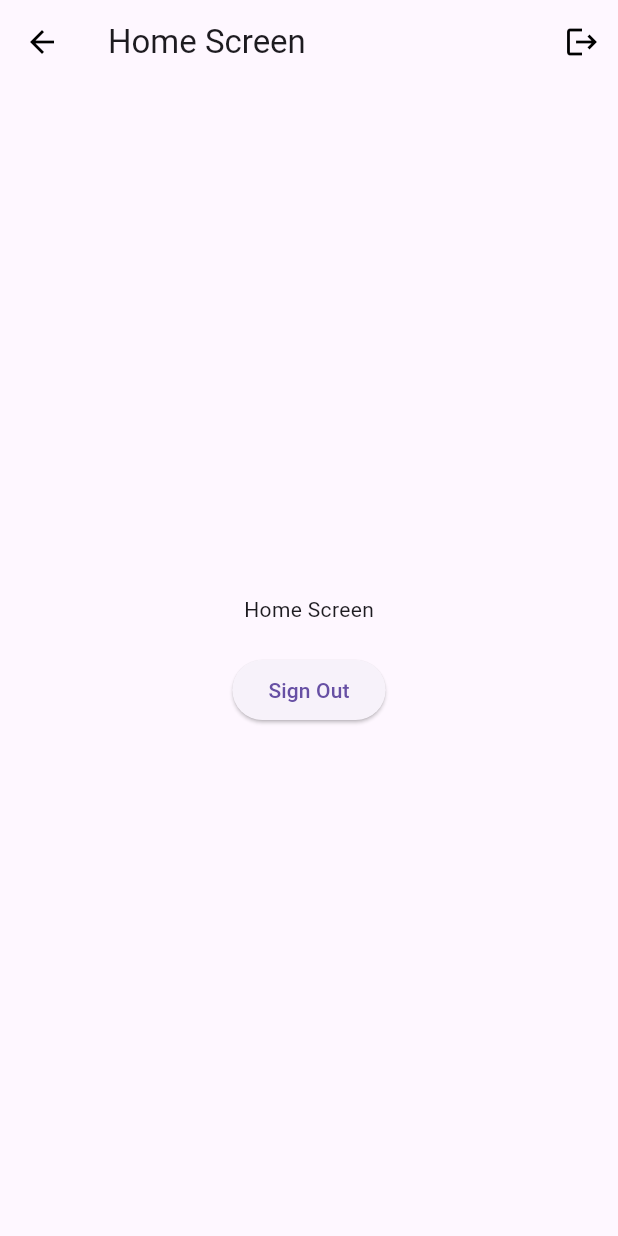
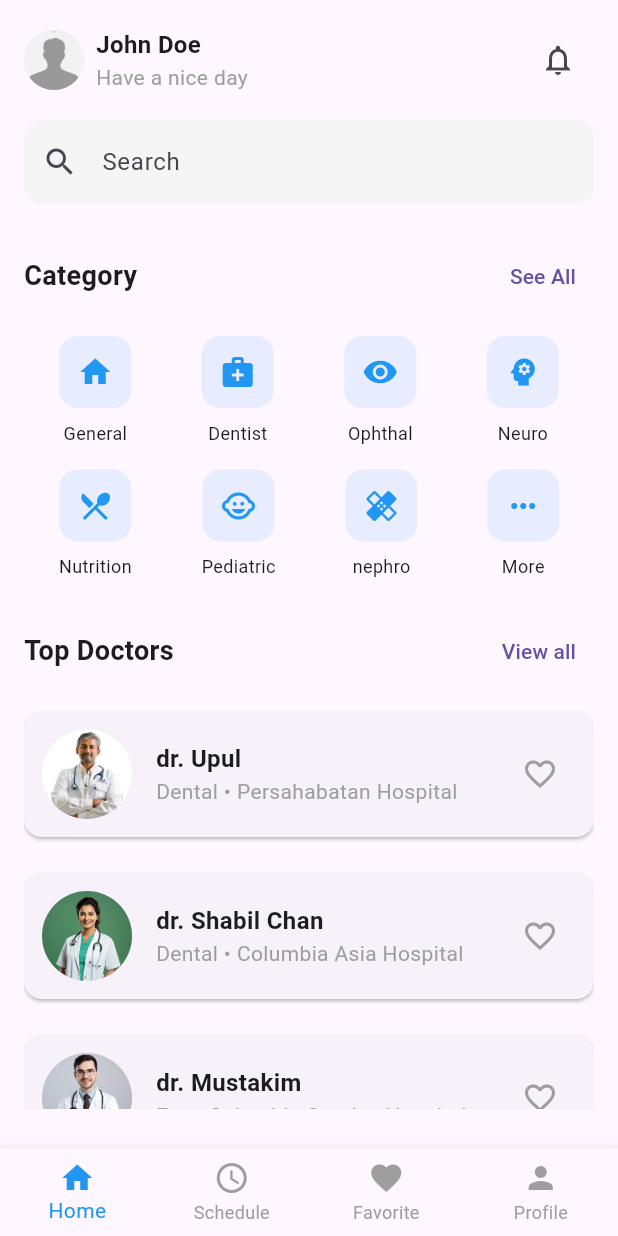
Before and after one commit to FathimaNajlak/masiha_user, a Flutter app: the HomeScreen screen opened by its route, on a phone screen of 412 x 824 dp. Run offline on Flutter 3.47's test engine with Material 3 defaults, Android fonts, the phone set to English and light mode, and no system bars; our stand-ins replace firebase_auth, firebase_core, google_fonts, google_sign_in, image_picker; accounts and stored records are empty.

Commit message:
home screen

```diff
--- a/lib/main.dart
+++ b/lib/main.dart
@@ -1,7 +1,12 @@
 import 'package:firebase_core/firebase_core.dart';
 import 'package:flutter/material.dart';
 import 'package:masiha_user/firebase_options.dart';
+import 'package:masiha_user/providers/doctor_provider.dart';
+import 'package:masiha_user/providers/forgot_password_provider.dart';
 import 'package:masiha_user/providers/login_screen_provider.dart';
+import 'package:masiha_user/providers/onboarding_provider.dart';
+import 'package:masiha_user/providers/set_password_provider.dart';
+import 'package:masiha_user/providers/signup_provider.dart';
 import 'package:masiha_user/screens/home/home.dart';
 import 'package:masiha_user/screens/login_signup/all_set.dart';
 import 'package:masiha_user/screens/login_signup/forgot_password.dart';
@@ -23,6 +28,11 @@ void main() async {
     MultiProvider(
       providers: [
         ChangeNotifierProvider(create: (_) => LoginProvider()),
+        ChangeNotifierProvider(create: (_) => OnboardingProvider()),
+        ChangeNotifierProvider(create: (_) => ForgotPasswordProvider()),
+        ChangeNotifierProvider(create: (_) => SignupProvider()),
+        ChangeNotifierProvider(create: (_) => SetPasswordProvider()),
+        ChangeNotifierProvider(create: (_) => DoctorProvider()),
       ],
       child: const MyApp(),
     ),
--- /dev/null
+++ b/lib/models/doctor.dart
@@ -0,0 +1,17 @@
+class Doctor {
+  final String id;
+  final String name;
+  final String specialty;
+  final String hospital;
+  final String imageUrl;
+  bool isFavorite;
+
+  Doctor({
+    required this.id,
+    required this.name,
+    required this.specialty,
+    required this.hospital,
+    required this.imageUrl,
+    this.isFavorite = false,
+  });
+}
--- /dev/null
+++ b/lib/providers/doctor_provider.dart
@@ -0,0 +1,35 @@
+import 'package:flutter/material.dart';
+import 'package:masiha_user/models/doctor.dart';
+
+class DoctorProvider with ChangeNotifier {
+  final List<Doctor> _doctors = [
+    Doctor(
+      id: "1",
+      name: 'dr. Upul',
+      specialty: 'Dental',
+      hospital: 'Persahabatan Hospital',
+      imageUrl: 'assets/images/doctor1.jpg',
+    ),
+    Doctor(
+      id: "2",
+      name: 'dr. Shabil Chan',
+      specialty: 'Dental',
+      hospital: 'Columbia Asia Hospital',
+      imageUrl: 'assets/images/doctor2.jpg',
+    ),
+    Doctor(
+      id: "3",
+      name: 'dr. Mustakim',
+      specialty: 'Eye',
+      hospital: 'Columbia Carolus Hospital',
+      imageUrl: 'assets/images/doctor3.jpg',
+    ),
+  ];
+
+  List<Doctor> get doctors => _doctors;
+
+  void toggleFavorite(int index) {
+    _doctors[index].isFavorite = !_doctors[index].isFavorite;
+    notifyListeners();
+  }
+}
--- a/lib/providers/onboarding_provider.dart
+++ b/lib/providers/onboarding_provider.dart
@@ -15,7 +15,7 @@ class OnboardingProvider extends ChangeNotifier {
 
   void setSection(int section) {
     _currentSection = section;
-    _currentPage = 0; // Reset page when changing sections
+    _currentPage = 0;
     notifyListeners();
   }
 
@@ -29,7 +29,6 @@ class OnboardingProvider extends ChangeNotifier {
     if (_currentPage < maxPages - 1) {
       _currentPage++;
     } else {
-      // Move to next section if available
       if (_currentSection < 3) {
         _currentSection++;
         _currentPage = 0;
@@ -42,7 +41,6 @@ class OnboardingProvider extends ChangeNotifier {
     if (_currentPage > 0) {
       _currentPage--;
     } else {
-      // Move to previous section if available
       if (_currentSection > 1) {
         _currentSection--;
         _currentPage = _currentSection == 1
--- a/lib/screens/home/home.dart
+++ b/lib/screens/home/home.dart
@@ -1,7 +1,27 @@
 // import 'package:flutter/material.dart';
+// import 'package:firebase_auth/firebase_auth.dart';
+// import 'package:google_sign_in/google_sign_in.dart';
 
 // class HomeScreen extends StatelessWidget {
 //   const HomeScreen({super.key});
+
+//   Future<void> _signOut(BuildContext context) async {
+//     try {
+//       // Sign out from Firebase
+//       await FirebaseAuth.instance.signOut();
+
+//       // Sign out from Google
+//       await GoogleSignIn().signOut();
+
+//       // Navigate back to login screen
+//       Navigator.pushReplacementNamed(context, '/login');
+//     } catch (error) {
+//       // Handle any errors during sign out
+//       ScaffoldMessenger.of(context).showSnackBar(
+//         SnackBar(content: Text('Sign out failed: $error')),
+//       );
+//     }
+//   }
 
 //   @override
 //   Widget build(BuildContext context) {
@@ -15,70 +35,67 @@
 //           },
 //         ),
 //         title: const Text('Home Screen'),
+//         actions: [
+//           IconButton(
+//             icon: const Icon(Icons.logout, color: Colors.black),
+//             onPressed: () => _signOut(context),
+//           ),
+//         ],
 //       ),
-//       body: const Center(
-//         child: Text("home"),
+//       body: Center(
+//         child: Column(
+//           mainAxisAlignment: MainAxisAlignment.center,
+//           children: [
+//             const Text("Home Screen"),
+//             const SizedBox(height: 20),
+//             ElevatedButton(
+//               onPressed: () => _signOut(context),
+//               child: const Text('Sign Out'),
+//             ),
+//           ],
+//         ),
 //       ),
 //     );
 //   }
 // }
+
 import 'package:flutter/material.dart';
-import 'package:firebase_auth/firebase_auth.dart';
-import 'package:google_sign_in/google_sign_in.dart';
+import 'package:masiha_user/widgets/home/bottom_nav_bar.dart';
+import 'package:masiha_user/widgets/home/catogary.dart';
+import 'package:masiha_user/widgets/home/header.dart';
+import 'package:masiha_user/widgets/home/search.dart';
+import 'package:masiha_user/widgets/home/top_doctors.dart';
 
 class HomeScreen extends StatelessWidget {
   const HomeScreen({super.key});
 
-  Future<void> _signOut(BuildContext context) async {
-    try {
-      // Sign out from Firebase
-      await FirebaseAuth.instance.signOut();
-
-      // Sign out from Google
-      await GoogleSignIn().signOut();
-
-      // Navigate back to login screen
-      Navigator.pushReplacementNamed(context, '/login');
-    } catch (error) {
-      // Handle any errors during sign out
-      ScaffoldMessenger.of(context).showSnackBar(
-        SnackBar(content: Text('Sign out failed: $error')),
-      );
-    }
-  }
-
   @override
   Widget build(BuildContext context) {
     return Scaffold(
-      appBar: AppBar(
-        leading: IconButton(
-          icon: const Icon(Icons.arrow_back),
-          color: Colors.black,
-          onPressed: () {
-            Navigator.pushReplacementNamed(context, '/login');
-          },
-        ),
-        title: const Text('Home Screen'),
-        actions: [
-          IconButton(
-            icon: const Icon(Icons.logout, color: Colors.black),
-            onPressed: () => _signOut(context),
+      body: SafeArea(
+        child: SingleChildScrollView(
+          child: Padding(
+            padding: const EdgeInsets.all(16.0),
+            child: Column(
+              crossAxisAlignment: CrossAxisAlignment.start,
+              children: [
+                const UserHeader(),
+                const SizedBox(height: 16),
+                const Search(),
+                const SizedBox(height: 24),
+                const CategorySection(),
+                const SizedBox(height: 24),
+                SizedBox(
+                  height: MediaQuery.of(context).size.height *
+                      0.4, // Limited height
+                  child: const TopDoctorsSection(),
+                ),
+              ],
+            ),
           ),
-        ],
-      ),
-      body: Center(
-        child: Column(
-          mainAxisAlignment: MainAxisAlignment.center,
-          children: [
-            const Text("Home Screen"),
-            const SizedBox(height: 20),
-            ElevatedButton(
-              onPressed: () => _signOut(context),
-              child: const Text('Sign Out'),
-            ),
-          ],
         ),
       ),
+      bottomNavigationBar: const CustomBottomNavBar(),
     );
   }
 }
--- a/lib/screens/login_signup/signup_screen.dart
+++ b/lib/screens/login_signup/signup_screen.dart
@@ -111,6 +111,7 @@ class SignupScreen extends StatelessWidget {
                         const SnackBar(
                             content: Text('Form is valid! Proceeding...')),
                       );
+                      Navigator.pushNamed(context, '/home');
                     } else {
                       ScaffoldMessenger.of(context).showSnackBar(
                         const SnackBar(
--- /dev/null
+++ b/lib/widgets/home/bottom_nav_bar.dart
@@ -0,0 +1,32 @@
+import 'package:flutter/material.dart';
+
+class CustomBottomNavBar extends StatelessWidget {
+  const CustomBottomNavBar({super.key});
+
+  @override
+  Widget build(BuildContext context) {
+    return BottomNavigationBar(
+      type: BottomNavigationBarType.fixed,
+      selectedItemColor: Colors.blue,
+      unselectedItemColor: Colors.grey,
+      items: const [
+        BottomNavigationBarItem(
+          icon: Icon(Icons.home),
+          label: 'Home',
+        ),
+        BottomNavigationBarItem(
+          icon: Icon(Icons.access_time),
+          label: 'Schedule',
+        ),
+        BottomNavigationBarItem(
+          icon: Icon(Icons.favorite),
+          label: 'Favorite',
+        ),
+        BottomNavigationBarItem(
+          icon: Icon(Icons.person),
+          label: 'Profile',
+        ),
+      ],
+    );
+  }
+}
--- /dev/null
+++ b/lib/widgets/home/catogary.dart
@@ -0,0 +1,70 @@
+import 'package:flutter/material.dart';
+
+class CategorySection extends StatelessWidget {
+  const CategorySection({super.key});
+
+  @override
+  Widget build(BuildContext context) {
+    return Column(
+      crossAxisAlignment: CrossAxisAlignment.start,
+      children: [
+        Row(
+          mainAxisAlignment: MainAxisAlignment.spaceBetween,
+          children: [
+            const Text(
+              'Category',
+              style: TextStyle(
+                fontSize: 18,
+                fontWeight: FontWeight.bold,
+              ),
+            ),
+            TextButton(
+              onPressed: () {},
+              child: const Text('See All'),
+            ),
+          ],
+        ),
+        const SizedBox(height: 16),
+        Row(
+          mainAxisAlignment: MainAxisAlignment.spaceAround,
+          children: [
+            _buildCategoryItem(Icons.home, 'General', Colors.blue),
+            _buildCategoryItem(Icons.medical_services, 'Dentist', Colors.blue),
+            _buildCategoryItem(Icons.remove_red_eye, 'Ophthal', Colors.blue),
+            _buildCategoryItem(Icons.psychology, 'Neuro', Colors.blue),
+          ],
+        ),
+        const SizedBox(height: 16),
+        Row(
+          mainAxisAlignment: MainAxisAlignment.spaceAround,
+          children: [
+            _buildCategoryItem(Icons.restaurant_menu, 'Nutrition', Colors.blue),
+            _buildCategoryItem(Icons.child_care, 'Pediatric', Colors.blue),
+            _buildCategoryItem(Icons.healing, 'nephro', Colors.blue),
+            _buildCategoryItem(Icons.more_horiz, 'More', Colors.blue),
+          ],
+        ),
+      ],
+    );
+  }
+
+  Widget _buildCategoryItem(IconData icon, String label, Color color) {
+    return Column(
+      children: [
+        Container(
+          padding: const EdgeInsets.all(12),
+          decoration: BoxDecoration(
+            color: color.withOpacity(0.1),
+            borderRadius: BorderRadius.circular(12),
+          ),
+          child: Icon(icon, color: color),
+        ),
+        const SizedBox(height: 8),
+        Text(
+          label,
+          style: const TextStyle(fontSize: 12),
+        ),
+      ],
+    );
+  }
+}
--- /dev/null
+++ b/lib/widgets/home/doctor_card.dart
@@ -0,0 +1,60 @@
+import 'package:flutter/material.dart';
+import 'package:masiha_user/models/doctor.dart';
+
+class DoctorCard extends StatelessWidget {
+  final Doctor doctor;
+  final VoidCallback onFavorite;
+
+  const DoctorCard({
+    super.key,
+    required this.doctor,
+    required this.onFavorite,
+  });
+
+  @override
+  Widget build(BuildContext context) {
+    return Card(
+      margin: const EdgeInsets.only(bottom: 16),
+      child: Padding(
+        padding: const EdgeInsets.all(12),
+        child: Row(
+          children: [
+            CircleAvatar(
+              radius: 30,
+              backgroundImage: AssetImage(doctor.imageUrl),
+            ),
+            const SizedBox(width: 16),
+            Expanded(
+              child: Column(
+                crossAxisAlignment: CrossAxisAlignment.start,
+                children: [
+                  Text(
+                    doctor.name,
+                    style: const TextStyle(
+                      fontSize: 16,
+                      fontWeight: FontWeight.bold,
+                    ),
+                  ),
+                  Text(
+                    '${doctor.specialty} • ${doctor.hospital}',
+                    style: const TextStyle(
+                      fontSize: 14,
+                      color: Colors.grey,
+                    ),
+                  ),
+                ],
+              ),
+            ),
+            IconButton(
+              icon: Icon(
+                doctor.isFavorite ? Icons.favorite : Icons.favorite_border,
+                color: doctor.isFavorite ? Colors.red : Colors.grey,
+              ),
+              onPressed: onFavorite,
+            ),
+          ],
+        ),
+      ),
+    );
+  }
+}
--- /dev/null
+++ b/lib/widgets/home/header.dart
@@ -0,0 +1,52 @@
+import 'package:flutter/material.dart';
+
+class UserHeader extends StatelessWidget {
+  const UserHeader({super.key});
+
+  @override
+  Widget build(BuildContext context) {
+    return Row(
+      mainAxisAlignment: MainAxisAlignment.spaceBetween,
+      children: [
+        const Row(
+          children: [
+            CircleAvatar(
+              radius: 20,
+              backgroundImage: AssetImage('assets/images/profile.jpg'),
+            ),
+            SizedBox(width: 8),
+            Column(
+              crossAxisAlignment: CrossAxisAlignment.start,
+              children: [
+                Row(
+                  children: [
+                    Text(
+                      'John Doe',
+                      style: TextStyle(
+                        fontSize: 16,
+                        fontWeight: FontWeight.bold,
+                      ),
+                    ),
+                    SizedBox(width: 4),
+                    //Image.asset('assets/wave.png', height: 16),
+                  ],
+                ),
+                Text(
+                  'Have a nice day',
+                  style: TextStyle(
+                    fontSize: 14,
+                    color: Colors.grey,
+                  ),
+                ),
+              ],
+            ),
+          ],
+        ),
+        IconButton(
+          icon: const Icon(Icons.notifications_outlined),
+          onPressed: () {},
+        ),
+      ],
+    );
+  }
+}
--- /dev/null
+++ b/lib/widgets/home/search.dart
@@ -0,0 +1,21 @@
+import 'package:flutter/material.dart';
+
+class Search extends StatelessWidget {
+  const Search({super.key});
+
+  @override
+  Widget build(BuildContext context) {
+    return TextField(
+      decoration: InputDecoration(
+        hintText: 'Search',
+        prefixIcon: const Icon(Icons.search),
+        border: OutlineInputBorder(
+          borderRadius: BorderRadius.circular(12),
+          borderSide: BorderSide.none,
+        ),
+        filled: true,
+        fillColor: Colors.grey[100],
+      ),
+    );
+  }
+}
--- /dev/null
+++ b/lib/widgets/home/top_doctors.dart
@@ -0,0 +1,84 @@
+import 'package:flutter/material.dart';
+import 'package:masiha_user/providers/doctor_provider.dart';
+import 'package:masiha_user/widgets/home/doctor_card.dart';
+import 'package:provider/provider.dart';
+
+class TopDoctorsSection extends StatelessWidget {
+  const TopDoctorsSection({super.key});
+
+  @override
+  Widget build(BuildContext context) {
+    // Get available height (screen height minus other elements)
+    final screenHeight = MediaQuery.of(context).size.height;
+    final topPadding = MediaQuery.of(context).padding.top;
+    final availableHeight = screenHeight -
+        topPadding -
+        kToolbarHeight -
+        250; // Adjust 250 based on other widgets' heights
+
+    return SizedBox(
+      height: availableHeight,
+      child: Column(
+        crossAxisAlignment: CrossAxisAlignment.start,
+        children: [
+          // Header section
+          Padding(
+            padding: const EdgeInsets.only(bottom: 16.0),
+            child: Row(
+              mainAxisAlignment: MainAxisAlignment.spaceBetween,
+              children: [
+                const Text(
+                  'Top Doctors',
+                  style: TextStyle(
+                    fontSize: 18,
+                    fontWeight: FontWeight.bold,
+                  ),
+                ),
+                TextButton(
+                  onPressed: () {},
+                  child: const Text('View all'),
+                ),
+              ],
+            ),
+          ),
+
+          // Doctors list - wrapped in Expanded
+          Expanded(
+            child: Consumer<DoctorProvider>(
+              builder: (context, provider, _) {
+                // if (provider.isLoading) {
+                //   return const Center(child: CircularProgressIndicator());
+                // }
+
+                // if (provider.error.isNotEmpty) {
+                //   return Center(child: Text(provider.error));
+                // }
+
+                if (provider.doctors.isEmpty) {
+                  return const Center(
+                    child: Text('No doctors available'),
+                  );
+                }
+
+                return ListView.builder(
+                  padding: EdgeInsets.zero,
+                  shrinkWrap: true,
+                  physics: const BouncingScrollPhysics(),
+                  itemCount: provider.doctors.length,
+                  itemBuilder: (context, index) => Padding(
+                    padding: const EdgeInsets.only(bottom: 8.0),
+                    child: DoctorCard(
+                      doctor: provider.doctors[index],
+                      onFavorite: () => provider
+                          .toggleFavorite(provider.doctors[index].id as int),
+                    ),
+                  ),
+                );
+              },
+            ),
+          ),
+        ],
+      ),
+    );
+  }
+}
--- a/lib/widgets/login/login_form.dart
+++ b/lib/widgets/login/login_form.dart
@@ -155,14 +155,13 @@ class _LoginFormState extends State<LoginForm> {
 
   String? validateEmail(String? value) {
     if (value == null || value.isEmpty) {
-      return 'Please enter an email or mobile number';
+      return 'Please enter an email';
     }
 
     final emailRegex = RegExp(r'^[\w-\.]+@([\w-]+\.)+[\w-]{2,4}$');
-    final phoneRegex = RegExp(r'^\d{10}$');
 
-    if (!emailRegex.hasMatch(value) && !phoneRegex.hasMatch(value)) {
-      return 'Please enter a valid email or 10-digit mobile number';
+    if (!emailRegex.hasMatch(value)) {
+      return 'Please enter a valid email';
     }
     return null;
   }
@@ -171,8 +170,17 @@ class _LoginFormState extends State<LoginForm> {
     if (value == null || value.isEmpty) {
       return 'Please enter a password';
     }
-    if (value.length < 6) {
-      return 'Password must be at least 6 characters long';
+    if (value.length < 8) {
+      return 'Password must be at least 8 characters';
+    }
+    if (!value.contains(RegExp(r'[A-Z]'))) {
+      return 'Password must contain at least one uppercase letter';
+    }
+    if (!value.contains(RegExp(r'[0-9]'))) {
+      return 'Password must contain at least one number';
+    }
+    if (!value.contains(RegExp(r'[!@#$%^&*(),.?":{}|<>]'))) {
+      return 'Password must contain at least one special character';
     }
     return null;
   }
--- a/lib/widgets/login/login_with.dart
+++ b/lib/widgets/login/login_with.dart
@@ -52,7 +52,7 @@ class LoginWith extends StatelessWidget {
               final firebaseAuthService = FirebaseAuthService();
               final user = await firebaseAuthService.signInWithGoogle(context);
               if (user != null) {
-                Navigator.pushReplacementNamed(context, '/home');
+                Navigator.pushReplacementNamed(context, '/allset');
               }
             },
             child: CircleAvatar(
```
Also changed, not shown: assets/images/doctor1.jpg (added), assets/images/doctor2.jpg (added), assets/images/doctor3.jpg (added), assets/images/profile.jpg (added).
